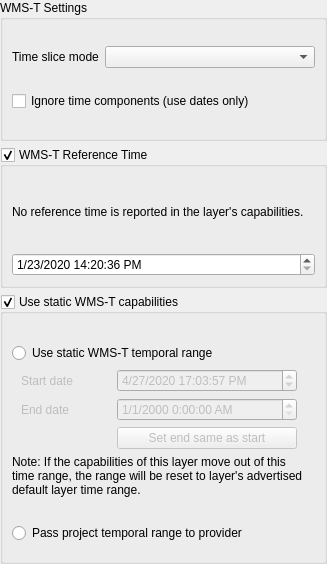
This is src/ui/qgswmstsettingswidgetbase.ui in qgis/QGIS as Qt 5 draws it before an edit. The edited form follows.
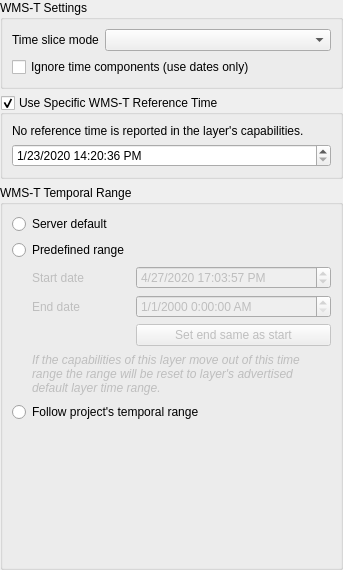
This is the edited form. Custom widgets are drawn as their Qt base class.

Commit message:
WMS-T settings cleanup part 2
- Use a cleaner stacked widget approach to disabling the static
wms-t time range settings whenever the layer is set to dynamic
temporal control

- When a layer isn't using dynamic temporal control, use three
radio button states to represent the static wms-t mode instead
of 2 buttons and checkbox. (The three states are "server default",
"predefined range" and "follow project's temporal range")

- Use a cleaner approach to showing warnings about why the project
temporal range option is disabled

```diff
--- a/src/ui/qgswmstsettingswidgetbase.ui
+++ b/src/ui/qgswmstsettingswidgetbase.ui
@@ -6,8 +6,8 @@
    <rect>
     <x>0</x>
     <y>0</y>
-    <width>327</width>
-    <height>564</height>
+    <width>343</width>
+    <height>570</height>
    </rect>
   </property>
   <property name="windowTitle">
@@ -58,7 +58,7 @@
    <item>
     <widget class="QGroupBox" name="mReferenceTimeGroupBox">
      <property name="title">
-      <string>WMS-T Reference Time</string>
+      <string>Use Specific WMS-T Reference Time</string>
      </property>
      <property name="checkable">
       <bool>true</bool>
@@ -119,48 +119,74 @@
       <bool>true</bool>
      </property>
      <property name="title">
-      <string>Use static WMS-T capabilities</string>
+      <string>WMS-T Temporal Range</string>
      </property>
      <property name="checkable">
-      <bool>true</bool>
+      <bool>false</bool>
      </property>
      <property name="checked">
-      <bool>true</bool>
+      <bool>false</bool>
      </property>
      <layout class="QGridLayout" name="gridLayout_15">
-      <item row="1" column="0" colspan="2">
+      <item row="1" column="0">
+       <widget class="QStackedWidget" name="mStaticWmstStackedWidget">
+        <property name="currentIndex">
+         <number>1</number>
+        </property>
+        <widget class="QWidget" name="page">
+         <layout class="QVBoxLayout" name="verticalLayout_2">
+          <property name="leftMargin">
+           <number>0</number>
+          </property>
+          <property name="topMargin">
+           <number>0</number>
+          </property>
+          <property name="rightMargin">
+           <number>0</number>
+          </property>
+          <property name="bottomMargin">
+           <number>0</number>
+          </property>
+          <item>
        <widget class="QLabel" name="mWmstOptionsLabel">
         <property name="text">
-         <string/>
+             <string>&lt;html&gt;&lt;head/&gt;&lt;body&gt;&lt;p&gt;The static WMS-T options are disabled because the layer is set to &lt;span style=&quot; font-weight:600;&quot;&gt;Dynamic Temporal Control&lt;/span&gt;. To enable them first disable &lt;span style=&quot; font-weight:600;&quot;&gt;Dynamic Temporal Control&lt;/span&gt; and click Apply.&lt;/p&gt;&lt;/body&gt;&lt;/html&gt;</string>
         </property>
         <property name="wordWrap">
          <bool>true</bool>
         </property>
        </widget>
       </item>
-      <item row="2" column="0" colspan="2">
-       <widget class="QFrame" name="mWmstOptions">
-        <property name="frameShape">
-         <enum>QFrame::NoFrame</enum>
-        </property>
-        <property name="frameShadow">
-         <enum>QFrame::Raised</enum>
-        </property>
-        <layout class="QVBoxLayout" name="verticalLayout_22">
+          <item>
+           <spacer name="verticalSpacer_2">
+            <property name="orientation">
+             <enum>Qt::Vertical</enum>
+            </property>
+            <property name="sizeHint" stdset="0">
+             <size>
+              <width>20</width>
+              <height>40</height>
+             </size>
+            </property>
+           </spacer>
+          </item>
+         </layout>
+        </widget>
+        <widget class="QWidget" name="page_3">
+         <layout class="QGridLayout" name="gridLayout_3">
          <property name="leftMargin">
           <number>0</number>
          </property>
          <property name="topMargin">
           <number>0</number>
          </property>
-         <item>
-          <widget class="QRadioButton" name="mStaticTemporalRange">
-           <property name="text">
-            <string>Use static WMS-T temporal range</string>
-           </property>
-          </widget>
-         </item>
-         <item>
+          <property name="rightMargin">
+           <number>0</number>
+          </property>
+          <property name="bottomMargin">
+           <number>0</number>
+          </property>
+          <item row="2" column="0">
           <widget class="QFrame" name="mStaticWmstFrame">
            <property name="enabled">
             <bool>false</bool>
@@ -172,9 +198,15 @@
             <enum>QFrame::Raised</enum>
            </property>
            <layout class="QGridLayout" name="gridLayout_16">
+             <property name="leftMargin">
+              <number>20</number>
+             </property>
             <property name="topMargin">
              <number>0</number>
             </property>
+             <property name="rightMargin">
+              <number>0</number>
+             </property>
             <property name="bottomMargin">
              <number>0</number>
             </property>
@@ -185,33 +217,6 @@
               </property>
              </widget>
             </item>
-            <item row="0" column="0">
-             <widget class="QLabel" name="label_13">
-              <property name="text">
-               <string>Start date</string>
-              </property>
-             </widget>
-            </item>
-            <item row="1" column="1" colspan="2">
-             <widget class="QgsDateTimeEdit" name="mEndStaticDateTimeEdit">
-              <property name="displayFormat">
-               <string>M/d/yyyy H:mm:ss AP</string>
-              </property>
-              <property name="timeSpec">
-               <enum>Qt::UTC</enum>
-              </property>
-              <property name="allowNull" stdset="0">
-               <bool>false</bool>
-              </property>
-             </widget>
-            </item>
-            <item row="1" column="0">
-             <widget class="QLabel" name="label_4">
-              <property name="text">
-               <string>End date</string>
-              </property>
-             </widget>
-            </item>
             <item row="0" column="1" colspan="2">
              <widget class="QgsDateTimeEdit" name="mStartStaticDateTimeEdit">
               <property name="dateTime">
@@ -238,19 +243,67 @@
               </property>
              </widget>
             </item>
-           </layout>
-          </widget>
-         </item>
-         <item>
+             <item row="0" column="0">
+              <widget class="QLabel" name="label_13">
+               <property name="text">
+                <string>Start date</string>
+               </property>
+              </widget>
+             </item>
+             <item row="1" column="0">
+              <widget class="QLabel" name="label_4">
+               <property name="text">
+                <string>End date</string>
+               </property>
+              </widget>
+             </item>
+             <item row="1" column="1" colspan="2">
+              <widget class="QgsDateTimeEdit" name="mEndStaticDateTimeEdit">
+               <property name="displayFormat">
+                <string>M/d/yyyy H:mm:ss AP</string>
+               </property>
+               <property name="timeSpec">
+                <enum>Qt::UTC</enum>
+               </property>
+               <property name="allowNull" stdset="0">
+                <bool>false</bool>
+               </property>
+              </widget>
+             </item>
+             <item row="3" column="0" colspan="3">
           <widget class="QLabel" name="label_10">
            <property name="text">
-            <string>&lt;html&gt;&lt;head/&gt;&lt;body&gt;&lt;p&gt;Note: If the capabilities of this layer move out of this time range, the range will be reset to layer's advertised default layer time range.&lt;/p&gt;&lt;/body&gt;&lt;/html&gt;</string>
+                <string>&lt;html&gt;&lt;head/&gt;&lt;body&gt;&lt;p&gt;&lt;span style=&quot; font-style:italic;&quot;&gt;If the capabilities of this layer move out of this time range the range will be reset to layer's advertised default layer time range.&lt;/span&gt;&lt;/p&gt;&lt;/body&gt;&lt;/html&gt;</string>
            </property>
            <property name="wordWrap">
             <bool>true</bool>
            </property>
           </widget>
          </item>
+            </layout>
+           </widget>
+          </item>
+          <item row="6" column="0">
+           <widget class="QFrame" name="frame">
+            <property name="frameShape">
+             <enum>QFrame::NoFrame</enum>
+            </property>
+            <property name="frameShadow">
+             <enum>QFrame::Plain</enum>
+            </property>
+            <layout class="QVBoxLayout" name="verticalLayout_3">
+             <property name="leftMargin">
+              <number>20</number>
+             </property>
+             <property name="topMargin">
+              <number>0</number>
+             </property>
+             <property name="rightMargin">
+              <number>0</number>
+             </property>
+             <property name="bottomMargin">
+              <number>0</number>
+             </property>
          <item>
           <widget class="QLabel" name="mProjectTemporalRangeLabel">
            <property name="text">
@@ -261,14 +314,32 @@
            </property>
           </widget>
          </item>
-         <item>
-          <widget class="QRadioButton" name="mProjectTemporalRange">
+            </layout>
+           </widget>
+          </item>
+          <item row="0" column="0">
+           <widget class="QRadioButton" name="mDefaultRadio">
            <property name="text">
-            <string>Pass project temporal range to provider</string>
+             <string>Server default</string>
            </property>
           </widget>
          </item>
-        </layout>
+          <item row="5" column="0">
+           <widget class="QRadioButton" name="mProjectTemporalRangeRadio">
+            <property name="text">
+             <string>Follow project's temporal range</string>
+            </property>
+           </widget>
+          </item>
+          <item row="1" column="0">
+           <widget class="QRadioButton" name="mStaticTemporalRangeRadio">
+            <property name="text">
+             <string>Predefined range</string>
+            </property>
+           </widget>
+          </item>
+         </layout>
+        </widget>
        </widget>
       </item>
      </layout>
```
Lines whose indentation alone changed are shown as unchanged. The commit also changes 2 other files.
